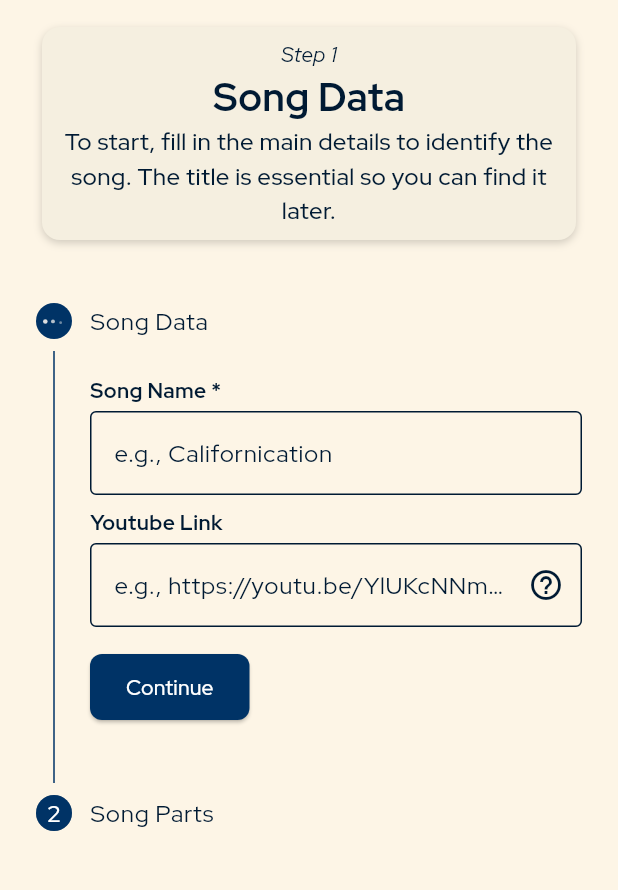
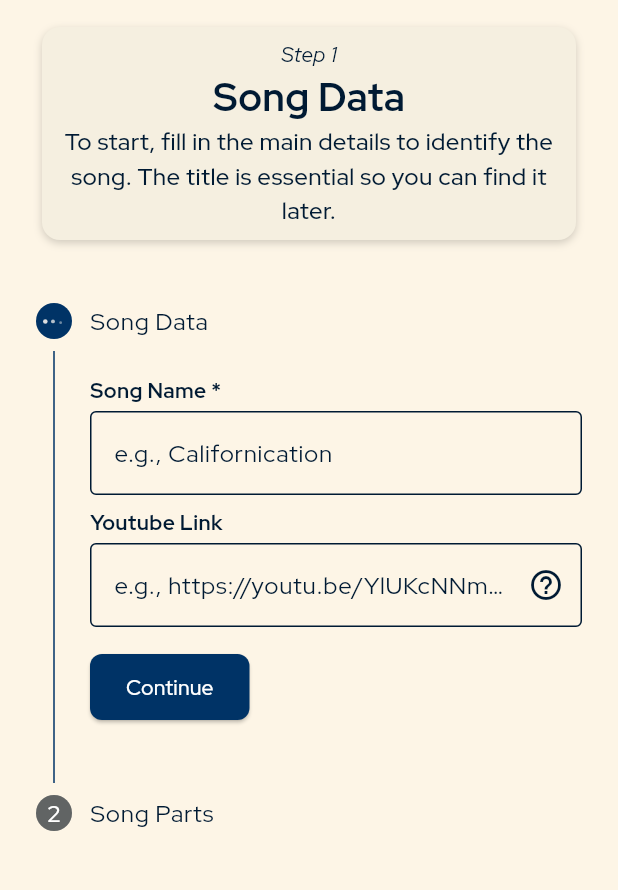
Before and after one commit to vinicalgaro/Guitar-Notebook, a Flutter app: the CadastroMusica screen opened by its route, on a phone screen of 412 x 824 dp, the part 84-974 px from its top. Run offline on Flutter 3.47's test engine with Material 3 defaults, Android fonts, the phone set to English and light mode, and no system bars; our stand-ins replace bot_toast, google_fonts, lottie, package_info_plus, shared_preferences; accounts and stored records are empty; generated files the repository leaves out were written again.

Commit message:
Altera cor de step desabilitado

```diff
--- a/lib/widgets/default_stepper.dart
+++ b/lib/widgets/default_stepper.dart
@@ -38,6 +38,7 @@ class DefaultStepper extends StatelessWidget {
                 child: Lottie.asset(getAnimationFromAssets("Loading.json")));
           default:
             return CircleAvatar(
+              backgroundColor: Theme.of(context).disabledColor,
               child: Text('${stepIndex + 1}',
                   style: const TextStyle(color: Colors.white)),
             );
```
